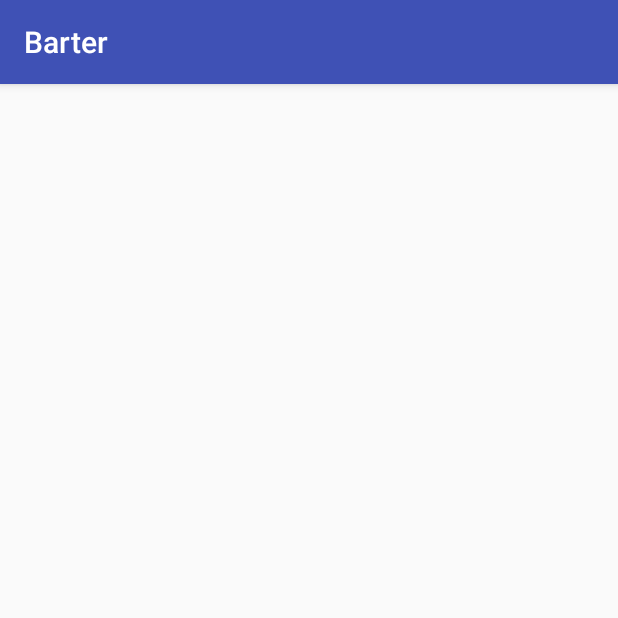
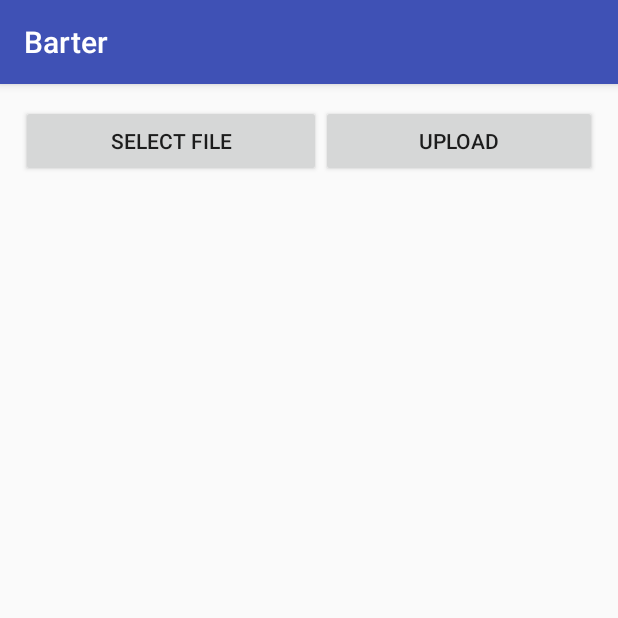
Before and after one commit to arjun-k-r/Barter, an Android app: the UploadActivity screen opened directly, with no data from a screen before it, on a phone screen of 412 x 824 dp, the top half of it. Run offline under Robolectric (Android 15) with nearby library versions, the phone set to English and light mode, and no system bars.

Commit message:
adding components

```diff
--- a/app/src/main/res/layout/activity_upload.xml
+++ b/app/src/main/res/layout/activity_upload.xml
@@ -1,9 +1,42 @@
 <?xml version="1.0" encoding="utf-8"?>
-<android.support.constraint.ConstraintLayout xmlns:android="http://schemas.android.com/apk/res/android"
+<RelativeLayout xmlns:android="http://schemas.android.com/apk/res/android"
     xmlns:app="http://schemas.android.com/apk/res-auto"
     xmlns:tools="http://schemas.android.com/tools"
     android:layout_width="match_parent"
     android:layout_height="match_parent"
+    android:paddingBottom="14dp"
+    android:paddingRight="14dp"
+    android:paddingLeft="14dp"
+    android:paddingTop="14dp"
     tools:context="open.hive.barter.UploadActivity">
 
-</android.support.constraint.ConstraintLayout>
+
+    <LinearLayout
+        android:id="@+id/layout"
+        android:orientation="horizontal"
+        android:layout_width="match_parent"
+        android:layout_height="wrap_content">
+
+        <Button
+            android:id="@+id/btnSelect"
+            android:text="Select file"
+            android:layout_width="wrap_content"
+            android:layout_height="wrap_content"
+            android:layout_weight="1"/>
+
+        <Button
+            android:id="@+id/btnUpload"
+            android:text="Upload"
+            android:layout_width="wrap_content"
+            android:layout_height="wrap_content"
+            android:layout_weight="1"/>
+
+    </LinearLayout>
+
+    <ImageView
+        android:id="@+id/imgFile"
+        android:layout_width="match_parent"
+        android:layout_height="match_parent"
+        android:layout_below="@+id/layout"/>
+
+</RelativeLayout>
```
